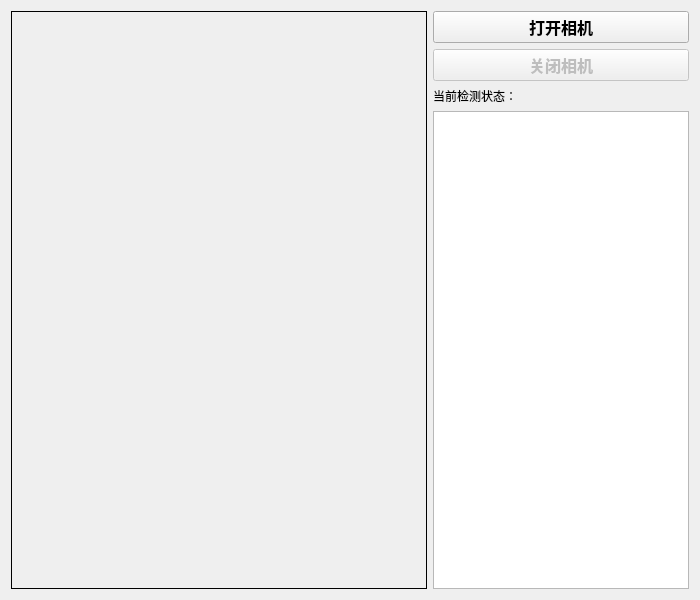
ESI-SYD/gui_fatigue_detect, file widget.ui: the form before one commit.
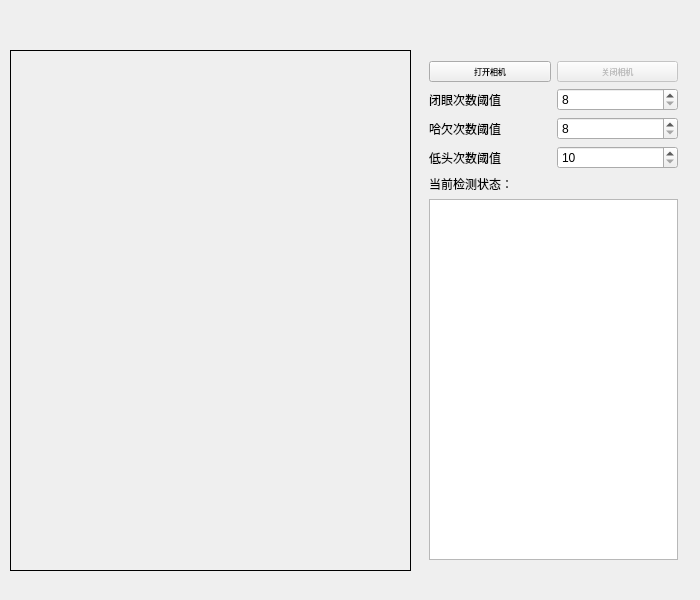
The form after the commit.

Commit message: 小调整：加入三个spinbox提供自定义疲劳程度

```diff
--- a/widget.ui
+++ b/widget.ui
@@ -13,45 +13,18 @@
   <property name="windowTitle">
    <string>Facial Landmarks</string>
   </property>
-  <layout class="QGridLayout" name="gridLayout">
-   <item row="1" column="4">
-    <widget class="QPushButton" name="pushButton_open_camera">
-     <property name="sizePolicy">
-      <sizepolicy hsizetype="Minimum" vsizetype="Fixed">
-       <horstretch>0</horstretch>
-       <verstretch>0</verstretch>
-      </sizepolicy>
-     </property>
-     <property name="font">
-      <font>
-       <pointsize>12</pointsize>
-       <weight>75</weight>
-       <bold>true</bold>
-      </font>
-     </property>
-     <property name="text">
-      <string>打开相机</string>
-     </property>
-    </widget>
-   </item>
-   <item row="3" column="4">
-    <widget class="QLabel" name="StatusLabel">
-     <property name="sizePolicy">
-      <sizepolicy hsizetype="Minimum" vsizetype="Fixed">
-       <horstretch>0</horstretch>
-       <verstretch>0</verstretch>
-      </sizepolicy>
-     </property>
-     <property name="text">
-      <string>当前检测状态：</string>
-     </property>
-    </widget>
-   </item>
-   <item row="1" column="0" rowspan="8" colspan="3">
     <widget class="QLabel" name="label_camera">
      <property name="enabled">
       <bool>true</bool>
      </property>
+   <property name="geometry">
+    <rect>
+     <x>10</x>
+     <y>50</y>
+     <width>401</width>
+     <height>521</height>
+    </rect>
+   </property>
      <property name="sizePolicy">
       <sizepolicy hsizetype="Minimum" vsizetype="Minimum">
        <horstretch>0</horstretch>
@@ -65,8 +38,46 @@
       <string/>
      </property>
     </widget>
-   </item>
-   <item row="2" column="4">
+  <widget class="QWidget" name="layoutWidget">
+   <property name="geometry">
+    <rect>
+     <x>418</x>
+     <y>50</y>
+     <width>271</width>
+     <height>521</height>
+    </rect>
+   </property>
+   <layout class="QHBoxLayout" name="horizontalLayout">
+    <item>
+     <layout class="QVBoxLayout" name="right">
+      <item>
+       <layout class="QHBoxLayout" name="camera">
+        <item>
+         <widget class="QPushButton" name="pushButton_open_camera">
+          <property name="sizePolicy">
+           <sizepolicy hsizetype="Minimum" vsizetype="Fixed">
+            <horstretch>0</horstretch>
+            <verstretch>0</verstretch>
+           </sizepolicy>
+          </property>
+          <property name="font">
+           <font>
+            <family>Arial</family>
+            <pointsize>6</pointsize>
+            <weight>50</weight>
+            <italic>false</italic>
+            <bold>false</bold>
+           </font>
+          </property>
+          <property name="styleSheet">
+           <string notr="true">font: 6pt &quot;Arial&quot;;</string>
+          </property>
+          <property name="text">
+           <string>打开相机</string>
+          </property>
+         </widget>
+        </item>
+        <item>
     <widget class="QPushButton" name="pushButton_close_camera">
      <property name="enabled">
       <bool>false</bool>
@@ -79,17 +90,105 @@
      </property>
      <property name="font">
       <font>
-       <pointsize>12</pointsize>
-       <weight>75</weight>
-       <bold>true</bold>
-      </font>
-     </property>
+            <family>Arial</family>
+            <pointsize>6</pointsize>
+            <weight>50</weight>
+            <italic>false</italic>
+            <bold>false</bold>
+           </font>
+          </property>
+          <property name="styleSheet">
+           <string notr="true">font: 6pt &quot;Arial&quot;;</string>
+          </property>
      <property name="text">
       <string>关闭相机</string>
      </property>
     </widget>
    </item>
-   <item row="4" column="4" rowspan="5">
+       </layout>
+      </item>
+      <item>
+       <layout class="QHBoxLayout" name="eye">
+        <item>
+         <widget class="QLabel" name="eyelabel">
+          <property name="styleSheet">
+           <string notr="true">font: 6pt &quot;Arial&quot;;</string>
+          </property>
+          <property name="text">
+           <string>闭眼次数阈值</string>
+          </property>
+         </widget>
+        </item>
+        <item>
+         <widget class="QSpinBox" name="eyespinBox">
+          <property name="minimum">
+           <number>8</number>
+          </property>
+         </widget>
+        </item>
+       </layout>
+      </item>
+      <item>
+       <layout class="QHBoxLayout" name="yawn">
+        <item>
+         <widget class="QLabel" name="yawnlabel">
+          <property name="styleSheet">
+           <string notr="true">font: 6pt &quot;Arial&quot;;</string>
+          </property>
+          <property name="text">
+           <string>哈欠次数阈值</string>
+          </property>
+         </widget>
+        </item>
+        <item>
+         <widget class="QSpinBox" name="yawnspinBox">
+          <property name="minimum">
+           <number>8</number>
+          </property>
+         </widget>
+        </item>
+       </layout>
+      </item>
+      <item>
+       <layout class="QHBoxLayout" name="head">
+        <item>
+         <widget class="QLabel" name="headlabel">
+          <property name="styleSheet">
+           <string notr="true">font: 6pt &quot;Arial&quot;;</string>
+          </property>
+          <property name="text">
+           <string>低头次数阈值</string>
+          </property>
+         </widget>
+        </item>
+        <item>
+         <widget class="QSpinBox" name="headspinBox">
+          <property name="minimum">
+           <number>10</number>
+          </property>
+         </widget>
+        </item>
+       </layout>
+      </item>
+      <item>
+       <layout class="QVBoxLayout" name="status">
+        <item>
+         <widget class="QLabel" name="StatusLabel">
+          <property name="sizePolicy">
+           <sizepolicy hsizetype="Minimum" vsizetype="Fixed">
+            <horstretch>0</horstretch>
+            <verstretch>0</verstretch>
+           </sizepolicy>
+          </property>
+          <property name="styleSheet">
+           <string notr="true">font: 6pt &quot;Arial&quot;;</string>
+          </property>
+          <property name="text">
+           <string>当前检测状态：</string>
+          </property>
+         </widget>
+        </item>
+        <item>
     <widget class="QTextBrowser" name="StatusTextBrowser">
      <property name="sizePolicy">
       <sizepolicy hsizetype="Minimum" vsizetype="Minimum">
@@ -100,6 +199,11 @@
     </widget>
    </item>
   </layout>
+      </item>
+     </layout>
+    </item>
+   </layout>
+  </widget>
  </widget>
  <layoutdefault spacing="6" margin="11"/>
  <resources/>
```
Lines whose indentation alone changed are shown as unchanged. The commit also changes 1 other file.
